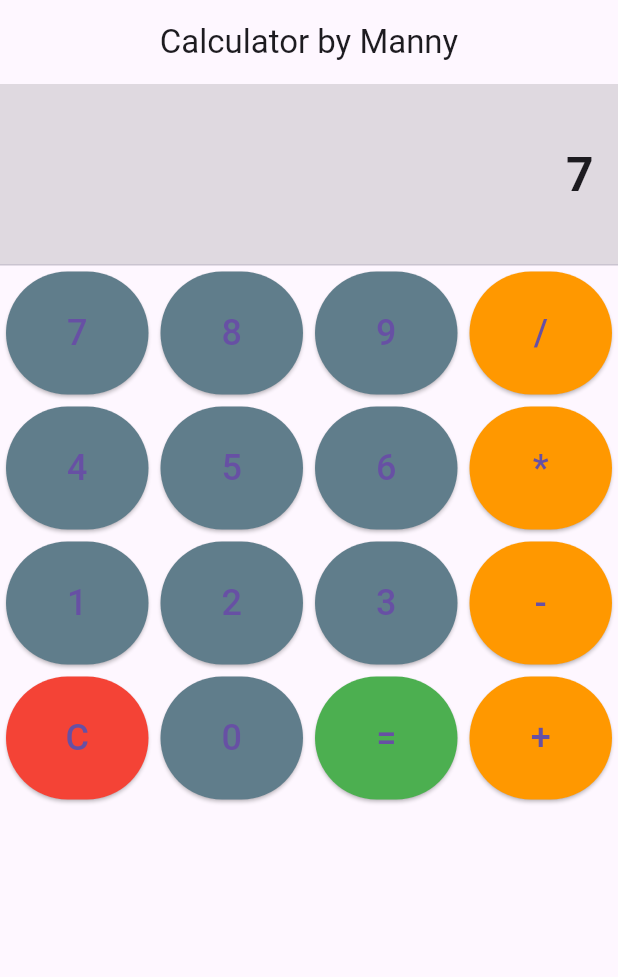
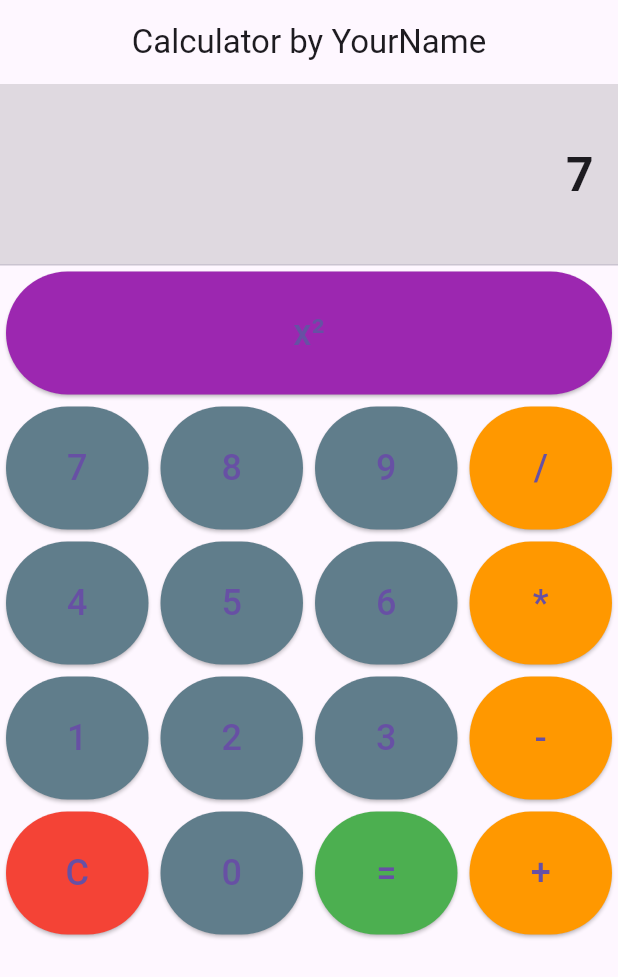
Before and after one commit to Manny-Giron/FlutterCalculator, a Flutter app: the screen it shows after launch, after a tap on an icon or button, on a phone screen of 412 x 824 dp. Shown: the top 977 px of the screen. Run offline on Flutter 3.47's test engine with Material 3 defaults, Android fonts, the phone set to English and light mode, and no system bars; missing offline and left inert: expressions.

Commit message:
Added Square button

```diff
--- a/lib/main.dart
+++ b/lib/main.dart
@@ -11,7 +11,7 @@ class CalculatorApp extends StatelessWidget {
   @override
   Widget build(BuildContext context) {
     return MaterialApp(
-      title: 'Calculator by Manny',
+      title: 'Calculator by YourName',
       home: const CalculatorScreen(),
       debugShowCheckedModeBanner: false,
     );
@@ -42,15 +42,36 @@ class _CalculatorScreenState extends State<CalculatorScreen> {
           final evaluator = const ExpressionEvaluator();
           var eval = evaluator.eval(exp, {});
 
-          // Check for division by zero (Infinity)
+          // Check for division by zero (or any operation that results in Infinity)
           if (eval is double && eval.isInfinite) {
-            _accumulator = 'Error';
+            _accumulator = 'Erro';
           } else {
             _accumulator = '$_accumulator = $eval';
           }
           _evaluated = true;
         } catch (e) {
-          _accumulator = 'Error';
+          _accumulator = 'Erro';
+          _evaluated = true;
+        }
+      } else if (value == 'x²') {
+        try {
+          // Evaluate the current expression
+          Expression exp = Expression.parse(_accumulator);
+          final evaluator = const ExpressionEvaluator();
+          var eval = evaluator.eval(exp, {});
+
+          // If the result is a number, square it
+          if (eval is num) {
+            var squared = eval * eval;
+            if (squared is double && squared.isInfinite) {
+              _accumulator = 'Erro';
+            } else {
+              _accumulator = '($_accumulator)² = $squared';
+            }
+            _evaluated = true;
+          }
+        } catch (e) {
+          _accumulator = 'Erro';
           _evaluated = true;
         }
       } else {
@@ -88,7 +109,7 @@ class _CalculatorScreenState extends State<CalculatorScreen> {
   Widget build(BuildContext context) {
     return Scaffold(
       appBar: AppBar(
-        title: const Text('Calculator by Manny'),
+        title: const Text('Calculator by YourName'),
         centerTitle: true,
       ),
       body: Column(
@@ -107,7 +128,13 @@ class _CalculatorScreenState extends State<CalculatorScreen> {
             ),
           ),
           const Divider(height: 1),
-          // Buttons
+          // New row for the square feature (x²)
+          Row(
+            children: [
+              _buildButton('x²', color: Colors.purple),
+            ],
+          ),
+          // Digit and operator buttons
           Expanded(
             child: Column(
               children: [
```
